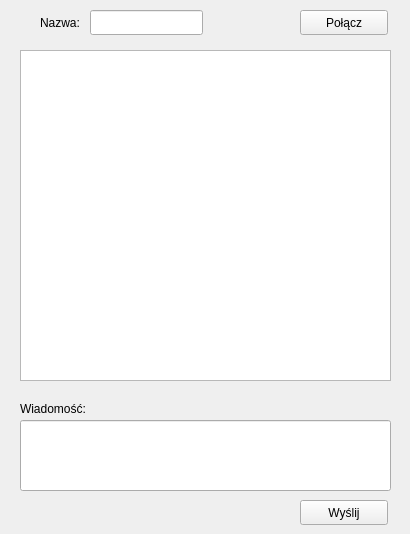
Before: the Qt Designer form widget.ui in shirozuki/QChat-client, drawn with Qt 5.
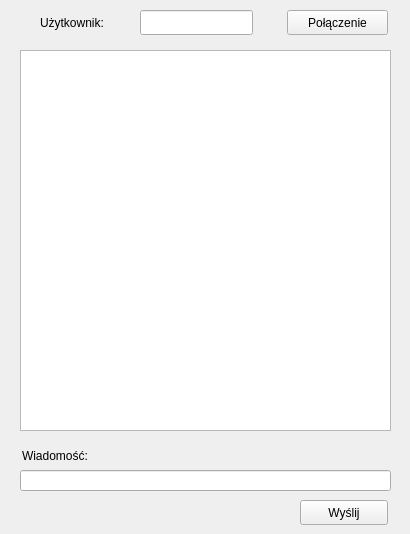
After: the same form once the commit is applied.

Commit message: Naprawiony TextEdit w UI oraz dialog do ustanawiania połączenia Małe zmiany kosmetyczne w UI

Patch:
```diff
--- a/widget.ui
+++ b/widget.ui
@@ -19,7 +19,7 @@
      <x>20</x>
      <y>50</y>
      <width>371</width>
-     <height>331</height>
+     <height>381</height>
     </rect>
    </property>
   </widget>
@@ -27,9 +27,9 @@
    <property name="geometry">
     <rect>
      <x>20</x>
-     <y>420</y>
+     <y>470</y>
      <width>371</width>
-     <height>71</height>
+     <height>21</height>
     </rect>
    </property>
   </widget>
@@ -49,20 +49,20 @@
   <widget class="QPushButton" name="connect">
    <property name="geometry">
     <rect>
-     <x>300</x>
+     <x>287</x>
      <y>10</y>
-     <width>88</width>
+     <width>101</width>
      <height>25</height>
     </rect>
    </property>
    <property name="text">
-    <string>Połącz</string>
+    <string>Połączenie</string>
    </property>
   </widget>
   <widget class="QLineEdit" name="username">
    <property name="geometry">
     <rect>
-     <x>90</x>
+     <x>140</x>
      <y>10</y>
      <width>113</width>
      <height>25</height>
@@ -74,19 +74,19 @@
     <rect>
      <x>40</x>
      <y>14</y>
-     <width>72</width>
+     <width>91</width>
      <height>17</height>
     </rect>
    </property>
    <property name="text">
-    <string>Nazwa:</string>
+    <string>Użytkownik:</string>
    </property>
   </widget>
   <widget class="QLabel" name="label_2">
    <property name="geometry">
     <rect>
-     <x>20</x>
-     <y>400</y>
+     <x>22</x>
+     <y>447</y>
      <width>91</width>
      <height>17</height>
     </rect>
```
The commit also changes 1 other file.
